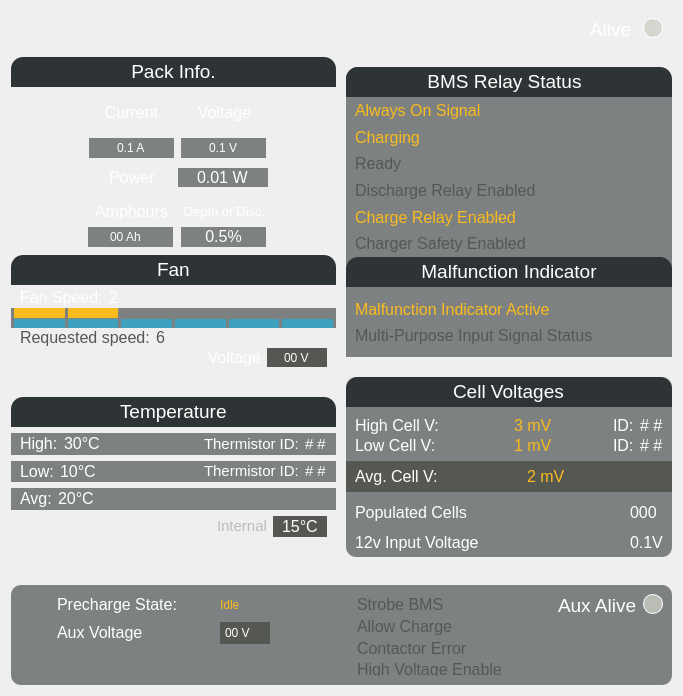
The window that src/ViewLayer/DebugDisplay/BatteryPage/BatteryUi/BatteryUi.ui (UCSolarCarTeam/Epsilon-Dashboard) describes before a commit, drawn with Qt 5.
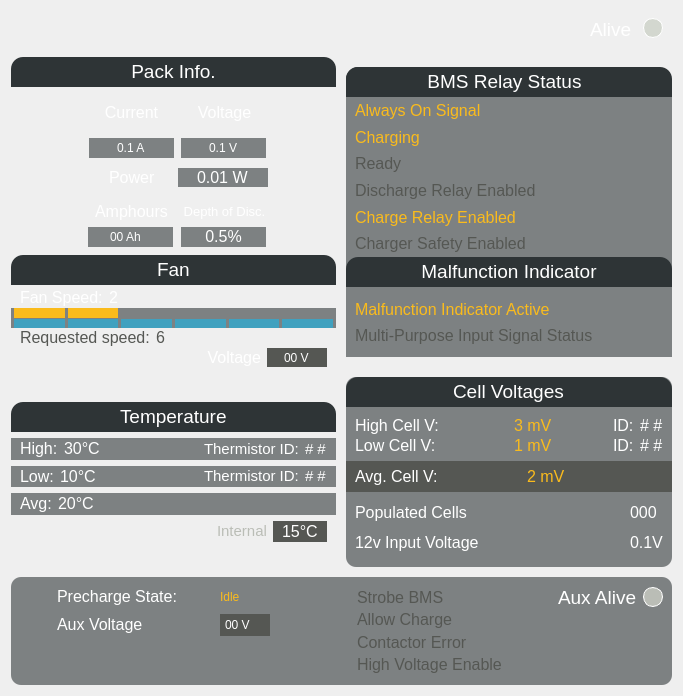
The same window after the commit.

Commit message: implemented highVoltageEnable for aux bms

The edit to the form file:
```diff
--- a/src/ViewLayer/DebugDisplay/BatteryPage/BatteryUi/BatteryUi.ui
+++ b/src/ViewLayer/DebugDisplay/BatteryPage/BatteryUi/BatteryUi.ui
@@ -2495,7 +2495,7 @@
      </layout>
     </widget>
    </item>
-   <item row="5" column="0" colspan="2">
+   <item row="4" column="0" colspan="2">
     <widget class="QWidget" name="stateBlock" native="true">
      <property name="sizePolicy">
       <sizepolicy hsizetype="Preferred" vsizetype="Fixed">
@@ -2671,6 +2671,28 @@
       <item>
        <widget class="QWidget" name="widget_7" native="true">
         <layout class="QGridLayout" name="gridLayout_3">
+         <property name="horizontalSpacing">
+          <number>6</number>
+         </property>
+         <property name="verticalSpacing">
+          <number>0</number>
+         </property>
+         <item row="2" column="1">
+          <widget class="QLabel" name="contactorErrorLabel">
+           <property name="minimumSize">
+            <size>
+             <width>0</width>
+             <height>22</height>
+            </size>
+           </property>
+           <property name="styleSheet">
+            <string notr="true">color: rgb(85, 87, 83);</string>
+           </property>
+           <property name="text">
+            <string>&lt;html&gt;&lt;head/&gt;&lt;body&gt;&lt;p&gt;&lt;span style=&quot; font-size:12pt;&quot;&gt;Contactor Error&lt;/span&gt;&lt;/p&gt;&lt;/body&gt;&lt;/html&gt;</string>
+           </property>
+          </widget>
+         </item>
          <item row="0" column="4">
           <widget class="QWidget" name="auxBmsAliveWidget" native="true">
            <property name="sizePolicy">
@@ -2708,55 +2730,6 @@
            </property>
           </spacer>
          </item>
-         <item row="0" column="1">
-          <widget class="QLabel" name="strobeBMSLabel">
-           <property name="minimumSize">
-            <size>
-             <width>0</width>
-             <height>22</height>
-            </size>
-           </property>
-           <property name="styleSheet">
-            <string notr="true">color: rgb(85, 87, 83);
-</string>
-           </property>
-           <property name="text">
-            <string>&lt;html&gt;&lt;head/&gt;&lt;body&gt;&lt;p&gt;&lt;span style=&quot; font-size:12pt;&quot;&gt;Strobe BMS&lt;/span&gt;&lt;/p&gt;&lt;/body&gt;&lt;/html&gt;</string>
-           </property>
-          </widget>
-         </item>
-         <item row="3" column="1">
-          <widget class="QLabel" name="contactorErrorLabel">
-           <property name="minimumSize">
-            <size>
-             <width>0</width>
-             <height>22</height>
-            </size>
-           </property>
-           <property name="styleSheet">
-            <string notr="true">color: rgb(85, 87, 83);</string>
-           </property>
-           <property name="text">
-            <string>&lt;html&gt;&lt;head/&gt;&lt;body&gt;&lt;p&gt;&lt;span style=&quot; font-size:12pt;&quot;&gt;Contactor Error&lt;/span&gt;&lt;/p&gt;&lt;/body&gt;&lt;/html&gt;</string>
-           </property>
-          </widget>
-         </item>
-         <item row="2" column="1">
-          <widget class="QLabel" name="allowChargeLabel">
-           <property name="minimumSize">
-            <size>
-             <width>0</width>
-             <height>22</height>
-            </size>
-           </property>
-           <property name="styleSheet">
-            <string notr="true">color: rgb(85, 87, 83);</string>
-           </property>
-           <property name="text">
-            <string>&lt;html&gt;&lt;head/&gt;&lt;body&gt;&lt;p&gt;&lt;span style=&quot; font-size:12pt;&quot;&gt;Allow Charge&lt;/span&gt;&lt;/p&gt;&lt;/body&gt;&lt;/html&gt;</string>
-           </property>
-          </widget>
-         </item>
          <item row="0" column="3">
           <widget class="QLabel" name="label_2">
            <property name="sizePolicy">
@@ -2792,7 +2765,40 @@
            </property>
           </spacer>
          </item>
-         <item row="4" column="1">
+         <item row="1" column="1">
+          <widget class="QLabel" name="allowChargeLabel">
+           <property name="minimumSize">
+            <size>
+             <width>0</width>
+             <height>22</height>
+            </size>
+           </property>
+           <property name="styleSheet">
+            <string notr="true">color: rgb(85, 87, 83);</string>
+           </property>
+           <property name="text">
+            <string>&lt;html&gt;&lt;head/&gt;&lt;body&gt;&lt;p&gt;&lt;span style=&quot; font-size:12pt;&quot;&gt;Allow Charge&lt;/span&gt;&lt;/p&gt;&lt;/body&gt;&lt;/html&gt;</string>
+           </property>
+          </widget>
+         </item>
+         <item row="0" column="1">
+          <widget class="QLabel" name="strobeBMSLabel">
+           <property name="minimumSize">
+            <size>
+             <width>0</width>
+             <height>22</height>
+            </size>
+           </property>
+           <property name="styleSheet">
+            <string notr="true">color: rgb(85, 87, 83);
+</string>
+           </property>
+           <property name="text">
+            <string>&lt;html&gt;&lt;head/&gt;&lt;body&gt;&lt;p&gt;&lt;span style=&quot; font-size:12pt;&quot;&gt;Strobe BMS&lt;/span&gt;&lt;/p&gt;&lt;/body&gt;&lt;/html&gt;</string>
+           </property>
+          </widget>
+         </item>
+         <item row="3" column="1">
           <widget class="QLabel" name="highVoltageEnableLabel">
            <property name="mouseTracking">
             <bool>true</bool>
```
Left out of the diff: 13 changed lines with no effect on the pictures. The commit also changes 2 other files.
